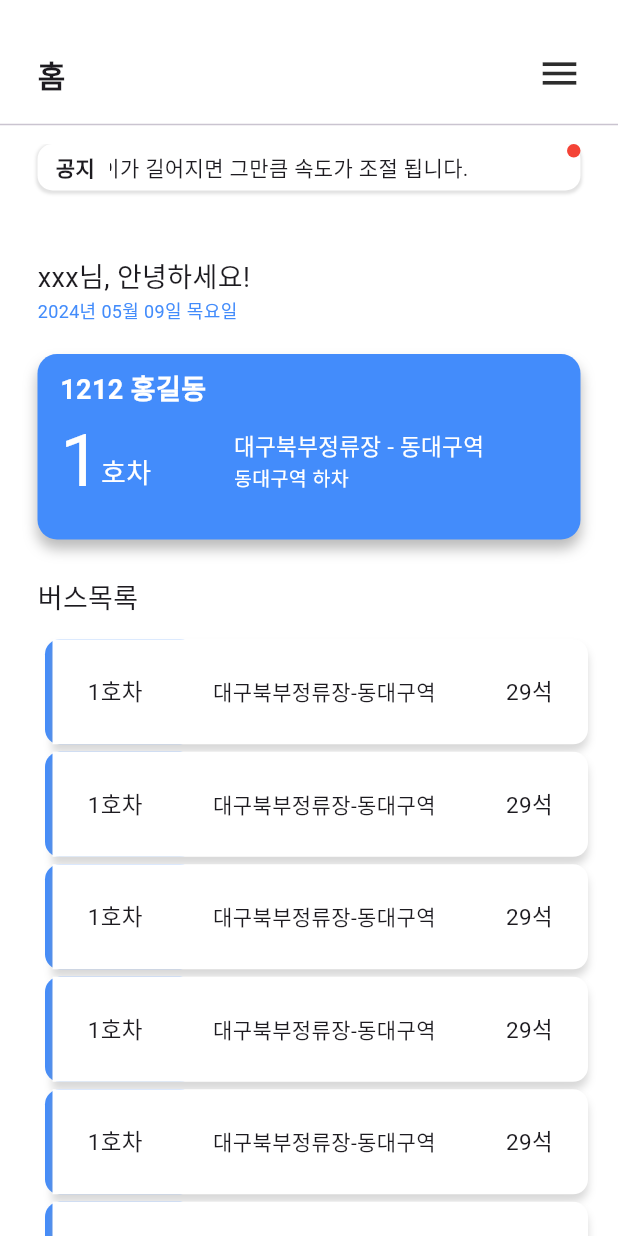
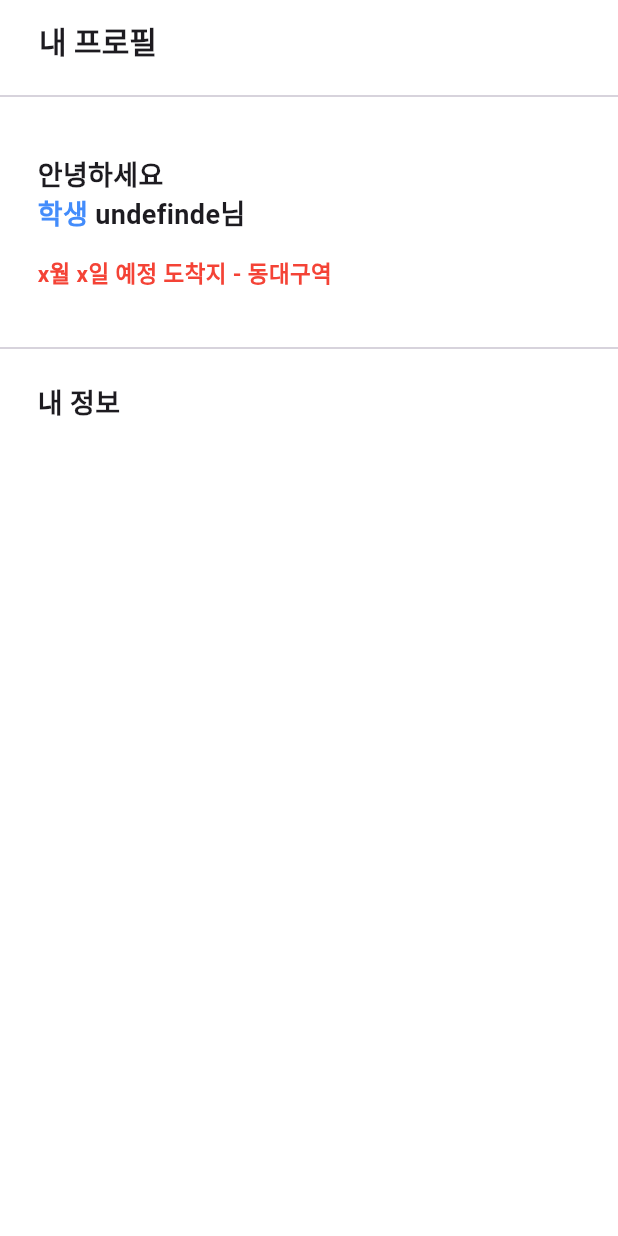
Before and after one commit to Guardian-Bus-System/web, a Flutter app: the screen it shows after launch, on a phone screen of 412 x 824 dp. Run offline on Flutter 3.47's test engine with Material 3 defaults, Android fonts, the phone set to English and light mode, and no system bars; our stand-ins replace flutter_local_notifications, get, shared_preferences, velocity_x.

Commit message:
fonrt-first

```diff
--- a/lib/main.dart
+++ b/lib/main.dart
@@ -1,3 +1,5 @@
+import 'package:capstone_front/model/UserModel.dart';
+import 'package:capstone_front/screen/pages/profile_screen.dart';
 import 'package:capstone_front/screen/widget/CustomSide/color_theme.dart';
 import 'package:capstone_front/screen/auth/login_page.dart';
 import 'package:capstone_front/screen/pages/home_screen.dart';
@@ -16,14 +18,25 @@ void main() {
     DeviceOrientation.portraitDown,
   ]);
 
-  runApp(const MyApp());
+  runApp( MyApp());
 }
 
 class MyApp extends StatelessWidget {
-  const MyApp({super.key});
+
+  late Rx<UserData> userdata =
+    UserData(
+      id: '',pw: '', loginId: '',
+      grade: 0, classNumber: 0, number: 0,
+      name: 'undefinde',
+      roles: [], authorities: [],
+      timestamp: ''
+    ).obs; // userdata를 Rx 형태로 선언
+
+   MyApp({super.key});
 
   @override
   Widget build(BuildContext context) {
+
     return GetMaterialApp(
       theme: ThemeData( scaffoldBackgroundColor: backgroundColor ),
       debugShowCheckedModeBanner: false,
@@ -36,7 +49,7 @@ class MyApp extends StatelessWidget {
       ],
       locale: const Locale('ko'),
       title: 'Flutter Demo',
-      home: HomeScreen(),
+      home: ProfileScreen(user: userdata),
       initialRoute: '/',
       getPages: [
         GetPage(name: '/', page: () => const HomeScreen()),
--- /dev/null
+++ b/lib/model/UserModel.dart
@@ -0,0 +1,71 @@
+class UserData {
+  final String id;
+  final String loginId;
+  final String pw;
+  final String name;
+  final int grade;
+  final int classNumber;
+  final int number;
+  final List<Role> roles;
+  final List<Authority> authorities;
+  final String timestamp;
+
+  UserData({
+    required this.id,
+    required this.loginId,
+    required this.pw,
+    required this.name,
+    required this.grade,
+    required this.classNumber,
+    required this.number,
+    required this.roles,
+    required this.authorities,
+    required this.timestamp,
+  });
+
+  factory UserData.fromJson(Map<String, dynamic> json) {
+    return UserData(
+      id: json['data']['id'],
+      loginId: json['data']['loginId'],
+      pw: json['data']['pw'],
+      name: json['data']['name'],
+      grade: json['data']['grade'],
+      classNumber: json['data']['classNumber'],
+      number: json['data']['number'],
+      roles: List<Role>.from(json['data']['roles'].map((role) => Role.fromJson(role))),
+      authorities: List<Authority>.from(json['data']['authorities'].map((authority) => Authority.fromJson(authority))),
+      timestamp: json['timestamp'],
+    );
+  }
+}
+
+class Role {
+  final String name;
+  final String description;
+
+  Role({
+    required this.name,
+    required this.description,
+  });
+
+  factory Role.fromJson(Map<String, dynamic> json) {
+    return Role(
+      name: json['name'],
+      description: json['description'],
+    );
+  }
+}
+
+class Authority {
+  final String authority;
+
+  Authority({
+    required this.authority,
+  });
+
+  factory Authority.fromJson(Map<String, dynamic> json) {
+    return Authority(
+      authority: json['authority'],
+    );
+  }
+}
--- a/lib/screen/pages/home_screen.dart
+++ b/lib/screen/pages/home_screen.dart
@@ -1,3 +1,4 @@
+import 'package:capstone_front/model/UserModel.dart';
 import 'package:capstone_front/screen/widget/CustomSide/color_theme.dart';
 import 'package:capstone_front/screen/widget/CustomSide/spaceing_box.dart';
 import 'package:capstone_front/screen/widget/bus/busList_container.dart';
@@ -7,11 +8,12 @@ import 'package:capstone_front/screen/widget/AuthWidgets/formatter.dart';
 import 'package:capstone_front/screen/widget/AuthWidgets/scrolling_text.dart';
 import 'package:capstone_front/screen/widget/drawer_widget.dart';
 import 'package:capstone_front/screen/widget/notification/notification.dart';
-import 'package:flutter/cupertino.dart';
 import 'package:flutter/material.dart';
-import 'package:flutter/widgets.dart';
 import 'package:get/get.dart';
 import 'package:shared_preferences/shared_preferences.dart';
+
+import '../../controller/user_controller.dart';
+import '../auth/login_page.dart';
 
 class HomeScreen extends StatefulWidget {
   const HomeScreen({Key? key}) : super(key: key);
@@ -23,36 +25,46 @@ class HomeScreen extends StatefulWidget {
 class _HomeScreenState extends State<HomeScreen> {
   final GlobalKey<ScaffoldState> _scaffoldKey = GlobalKey();
   final Future<SharedPreferences> _prefs = SharedPreferences.getInstance();
+
+  UserController userController = UserController();
+  late Rx<UserData> userdata =
+    UserData(
+      id: '',pw: '', loginId: '',
+      grade: 1, classNumber: 1, number: 0,
+      name: '홍길동',
+      roles: [], authorities: [],
+      timestamp: ''
+    ).obs; // userdata를 Rx 형태로 선언
+
   var tokens = 'No Token'.obs;
   String date = '';
 
-  @override
-  void initState() {
-    //초기화
-    FlutterLocalNotification.init();
+  // @override
+  // void initState() {
+  //   super.initState();
+  //   _init();
+  // }
 
-    // 화면
-     // 3초 후 권한 요청
-    Future.delayed(const Duration(seconds: 3),
-    FlutterLocalNotification.requestNotificationPermission());
+  // @override
+  // void dispose() {
+  //   super.dispose();
+  // }
 
-    date = getFormattedDateTime();
-    super.initState();
-  }
+  // Future<void> _init() async {
+  //   FlutterLocalNotification.init();
+  //   await FlutterLocalNotification.requestNotificationPermission();
+  //   date = getFormattedDateTime();
+  //   await _checkToken();
+  // }
 
-  @override
-  void dispose() {
-    super.dispose();
-  }
-  // 토큰 확인 함수
   // Future<void> _checkToken() async {
   //   final SharedPreferences prefs = await _prefs;
   //   final String? token = prefs.getString('token');
   //   if (token != null) {
-  //     tokens.value = token; // 토큰이 있는 경우 업데이트
+  //     tokens.value = token;
+  //     userdata.value = await userController.getUserData();
   //   } else {
-  //     print("Login Plz");
-  //     Get.offAll(LoginPage()); // 토큰이 없는 경우 로그인 화면으로 이동
+  //     Get.offAll(LoginPage());
   //   }
   // }
 
@@ -61,38 +73,42 @@ class _HomeScreenState extends State<HomeScreen> {
     double screenHeight = MediaQuery.of(context).size.height;
     double screenWidth = MediaQuery.of(context).size.width - 50;
 
-    return Scaffold(
+    return Obx(
+      () => Scaffold(
         key: _scaffoldKey,
-      endDrawer: DrawerWidget(),
+        endDrawer: DrawerWidget(user: userdata,),
         body: Container(
           color: backgroundColor,
           child: Center(
             child: Column(
               children: [
                 CustonHomeAppbarWidget(scaffoldKey: _scaffoldKey),
-              height5,
-              Divider(),
-              height5,
+                height5, const Divider(), height5,
                 Expanded(
                   child: SingleChildScrollView(
                     child: Column(
                       children: [
                         InkWell(
                           onTap: () {
-                          Get.toNamed('/notification'
-                            //screenWidth: screenWidth
-                          );
+                            Get.toNamed('/notification');
                             FlutterLocalNotification.showNotification();
                           },
                           child: const ScrollingTextWidget(
                             moveText: '움직이는 공지 텍스트 입니다. 길이가 길어지면 그만큼 속도가 조절 됩니다.'
                           ),
                         ),
-                      height20,height5,
+                        height20,
+                        height5,
                         BusUserInfoConatainer(
-                        date: date, containerHeight: screenHeight, containerWidth: screenWidth,
+                          user: userdata.value,
+                          date: date,
+                          containerHeight: screenHeight,
+                          containerWidth: screenWidth,
                         ),
-                      BusListContainer(listItemHeight: screenHeight, listItemWidth: screenWidth)
+                        BusListContainer(
+                          listItemHeight: screenHeight,
+                          listItemWidth: screenWidth,
+                        ),
                       ],
                     ),
                   ),
@@ -100,24 +116,8 @@ class _HomeScreenState extends State<HomeScreen> {
               ],
             ),
           ),
-      )
+        ),
+      ),
     );
   }
 }
-
-// Center(
-//         child: Column(
-//           mainAxisAlignment: MainAxisAlignment.center,
-//           children: [
-//             Obx(() => '$tokens'.text.make()), // Obx를 사용하여 tokens를 감시하고 업데이트된 값으로 화면을 갱신
-//             const SizedBox(height: 20),
-//             //ScrollingTextWidget(),// 공지 텍스트 위젯
-//             TextButton(
-//               onPressed: () async {
-//                 //_checkToken(); // 토큰 확인
-//               },
-//               child: const Text('Click Token Check'),
-//             ),
-//           ],
-//         ),
-//       ),
--- /dev/null
+++ b/lib/screen/pages/profile_screen.dart
@@ -0,0 +1,65 @@
+import 'package:capstone_front/model/UserModel.dart';
+import 'package:capstone_front/screen/widget/CustomSide/color_theme.dart';
+import 'package:capstone_front/screen/widget/CustomSide/font_size.dart';
+import 'package:capstone_front/screen/widget/CustomSide/spaceing_box.dart';
+import 'package:flutter/material.dart';
+import 'package:get/get.dart';
+import 'package:velocity_x/velocity_x.dart';
+
+import '../widget/custom_appbar.dart';
+
+class ProfileScreen extends StatelessWidget {
+  final Rx<UserData> user;
+
+  ProfileScreen({Key? key, required this.user}) : super(key: key);
+
+  @override
+  Widget build(BuildContext context) {
+    return Scaffold(
+      appBar: PreferredSize(
+        preferredSize: Size.fromHeight(73.0),
+        child: Column(
+          children: [
+            CustomAppBar(
+              appBarTitle: '내 프로필',
+            ),
+            Divider(),
+          ],
+        ),
+      ),
+      body: Obx(
+        () => Column(
+          crossAxisAlignment: CrossAxisAlignment.start,
+          children: [
+            Column(
+              crossAxisAlignment: CrossAxisAlignment.start,
+              children: [
+                height30,
+                '안녕하세요'.text.bold.size(FontSiz18).make(),
+                Row(
+                  children: [
+                    '학생 '.text.bold.size(FontSiz18).color(baseColor).make(),
+                    '${user.value.name}님'.text.bold.size(FontSiz18).make()
+                  ],
+                ),
+                height15,
+                'x월 x일 예정 도착지 - 동대구역'.text.bold.size(FontSiz15).color(Colors.red).make(),
+                height30,
+              ],
+            ).pOnly(left: 25),
+            Divider(),
+            Column(
+              crossAxisAlignment: CrossAxisAlignment.start,
+              children: [
+                height15,
+                '내 정보'.text.bold.size(FontSiz18).make(),
+                SizedBox(height: 17),
+
+              ],
+            ).pOnly(left: 25)
+          ],
+        ),
+      ),
+    );
+  }
+}
--- a/lib/screen/widget/bus/busUserInfo_container.dart
+++ b/lib/screen/widget/bus/busUserInfo_container.dart
@@ -1,3 +1,4 @@
+import 'package:capstone_front/model/UserModel.dart';
 import 'package:capstone_front/screen/widget/CustomSide/color_theme.dart';
 import 'package:capstone_front/screen/widget/CustomSide/font_size.dart';
 import 'package:capstone_front/screen/widget/CustomSide/spaceing_box.dart';
@@ -8,11 +9,12 @@ import 'package:get/get.dart';
 import 'package:velocity_x/velocity_x.dart';
 
 class BusUserInfoConatainer extends StatefulWidget {
+  late UserData user;
   final String date;
   final double containerWidth;
   final double containerHeight;
 
-  const BusUserInfoConatainer({super.key, required this.date, required this.containerWidth, required this.containerHeight});
+  BusUserInfoConatainer({Key? key, required this.user, required this.date, required this.containerWidth, required this.containerHeight});
 
   @override
   State<BusUserInfoConatainer> createState() => _BusUserInfoConatainerState();
@@ -25,6 +27,7 @@ class _BusUserInfoConatainerState extends State<BusUserInfoConatainer> {
     return InkWell(
       onTap: (){
         Get.to(ChangeBusRouteScreen(data: widget.date));
+        print(widget.user.loginId);
       },
       child: Container(
         color: backgroundColor,
@@ -36,11 +39,12 @@ class _BusUserInfoConatainerState extends State<BusUserInfoConatainer> {
             Column(
               children: [
                 Row(children: [
-                  'xxx님, 안녕하세요!'.text.size(FontSiz18).make()]),
+                  '${widget.user.name}님, 안녕하세요!'.text.size(FontSiz18).make()]),
                 Row(children: [
                   widget.date.text.size(FontSiz12).color(baseColor).make()]),
                 height20,
                 BusUserInfo(
+                  user: widget.user,
                   containerHeight: (widget.containerHeight * 0.3) * 0.5,
                   containerWidth: widget.containerWidth
                 ),
--- a/lib/screen/widget/custom_appbar.dart
+++ b/lib/screen/widget/custom_appbar.dart
@@ -12,8 +12,8 @@ class CustomAppBar extends StatelessWidget {
   Widget build(BuildContext context) {
     return AppBar(
       scrolledUnderElevation: 0,
-      automaticallyImplyLeading: appBarTitle == '공지사항' ? false : true,
-      leading:appBarTitle == '공지사항' ? null : IconButton(
+      automaticallyImplyLeading: appBarTitle == '공지사항' || appBarTitle == '내 프로필' ? false : true,
+      leading:appBarTitle == '공지사항' || appBarTitle == '내 프로필' ? null : IconButton(
         icon:const Icon(Icons.arrow_back, size: 30,), onPressed: () { Get.back(); },
       ).pOnly(left: 10),
       backgroundColor: bacgroundOrTextColor,
--- a/lib/utils/api_endpoint.dart
+++ b/lib/utils/api_endpoint.dart
@@ -1,10 +1,11 @@
 class ApiEndPoints {
-  static const String  baseUrl = "https://reqres.in/api/";
+  static const String  baseUrl = "http://API/";
   // ignore: library_private_types_in_public_api
   static _AuthEndPoints authEndPoints = _AuthEndPoints();
 }
 
 class _AuthEndPoints{
   final String registerEmail = "register";
-  final String loginEmail = "login";
+  final String loginEmail = "auth/login";
+  final String joinUser = "users/me";
 }
```
Also changed, not shown: lib/controller/login_controller.dart (+24 -42 lines), lib/controller/user_controller.dart (added, +43 -0 lines), lib/screen/widget/bus/busUserInfo.dart (+8 -2 lines), lib/screen/widget/drawer_widget.dart (+41 -25 lines). Lines whose indentation alone changed are shown as unchanged.
